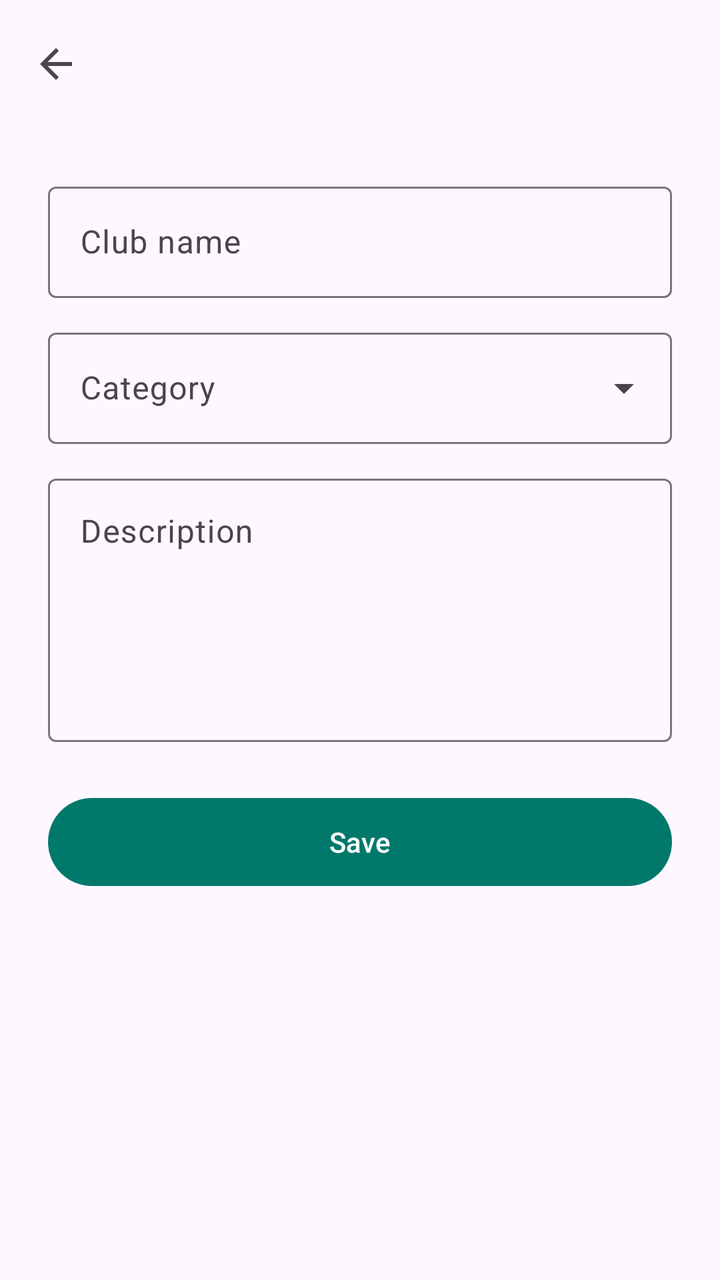
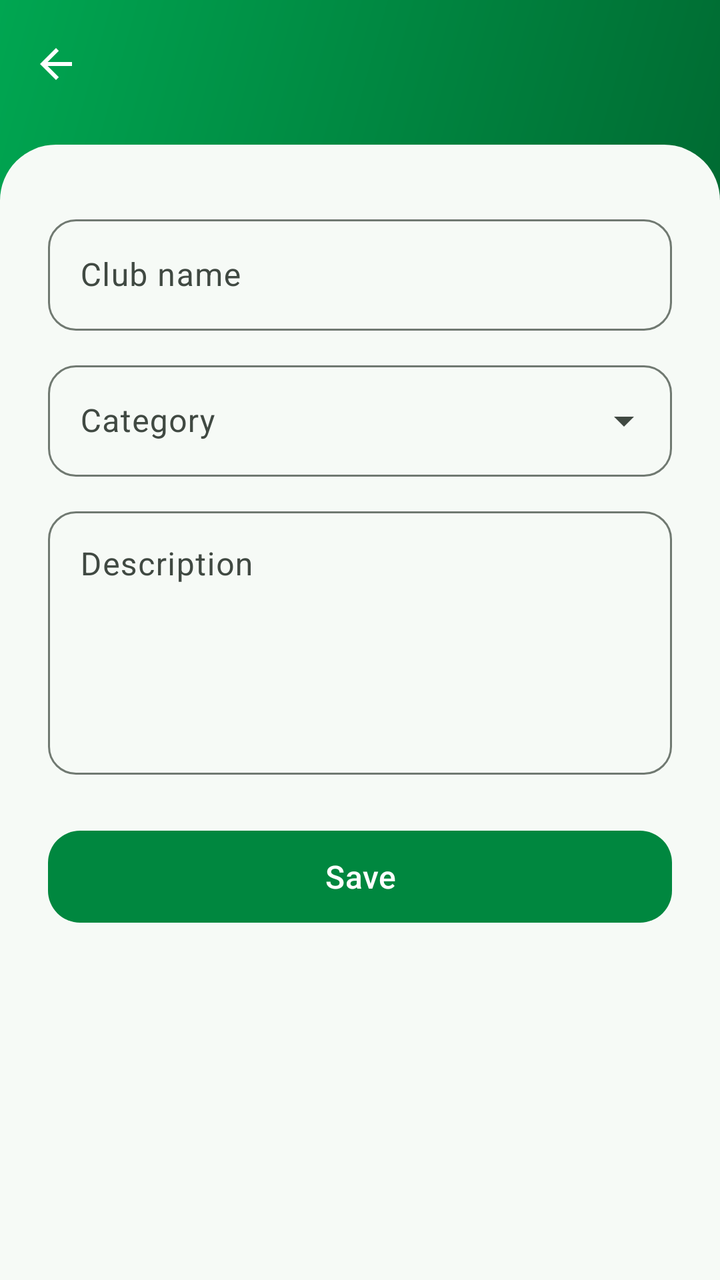

Before-and-after screenshots of an Android layout around one commit, followed by the original layout XML and the change that was made.
<!-- AndroidManifest.xml: application theme Theme.ClubHub -->
<!-- res/layout/activity_club_edit.xml -->
<?xml version="1.0" encoding="utf-8"?>
<LinearLayout xmlns:android="http://schemas.android.com/apk/res/android"
    xmlns:app="http://schemas.android.com/apk/res-auto"
    android:layout_width="match_parent"
    android:layout_height="match_parent"
    android:background="?attr/colorSurface"
    android:orientation="vertical">

    <com.google.android.material.appbar.MaterialToolbar
        android:id="@+id/toolbar"
        android:layout_width="match_parent"
        android:layout_height="?attr/actionBarSize"
        app:navigationIcon="@drawable/ic_arrow_back" />

    <ScrollView
        android:layout_width="match_parent"
        android:layout_height="0dp"
        android:layout_weight="1"
        android:fillViewport="true">

        <LinearLayout
            android:layout_width="match_parent"
            android:layout_height="wrap_content"
            android:orientation="vertical"
            android:padding="24dp">

            <com.google.android.material.textfield.TextInputLayout
                android:id="@+id/til_name"
                android:layout_width="match_parent"
                android:layout_height="wrap_content"
                android:hint="@string/hint_club_name">

                <com.google.android.material.textfield.TextInputEditText
                    android:id="@+id/et_name"
                    android:layout_width="match_parent"
                    android:layout_height="wrap_content"
                    android:inputType="textCapWords"
                    android:maxLines="1" />
            </com.google.android.material.textfield.TextInputLayout>

            <com.google.android.material.textfield.TextInputLayout
                android:id="@+id/til_category"
                android:layout_width="match_parent"
                android:layout_height="wrap_content"
                android:layout_marginTop="12dp"
                android:hint="@string/hint_category"
                app:endIconDrawable="@drawable/ic_arrow_drop_down"
                app:endIconMode="custom">

                <com.google.android.material.textfield.TextInputEditText
                    android:id="@+id/et_category"
                    android:layout_width="match_parent"
                    android:layout_height="wrap_content"
                    android:clickable="true"
                    android:cursorVisible="false"
                    android:focusable="false"
                    android:inputType="none" />
            </com.google.android.material.textfield.TextInputLayout>

            <com.google.android.material.textfield.TextInputLayout
                android:id="@+id/til_description"
                android:layout_width="match_parent"
                android:layout_height="wrap_content"
                android:layout_marginTop="12dp"
                android:hint="@string/hint_description">

                <com.google.android.material.textfield.TextInputEditText
                    android:id="@+id/et_description"
                    android:layout_width="match_parent"
                    android:layout_height="wrap_content"
                    android:gravity="top|start"
                    android:inputType="textCapSentences|textMultiLine"
                    android:minLines="5" />
            </com.google.android.material.textfield.TextInputLayout>

            <com.google.android.material.button.MaterialButton
                android:id="@+id/btn_save"
                android:layout_width="match_parent"
                android:layout_height="wrap_content"
                android:layout_marginTop="24dp"
                android:minHeight="52dp"
                android:text="@string/action_save" />

            <com.google.android.material.progressindicator.CircularProgressIndicator
                android:id="@+id/progress"
                android:layout_width="wrap_content"
                android:layout_height="wrap_content"
                android:layout_gravity="center_horizontal"
                android:layout_marginTop="16dp"
                android:indeterminate="true"
                android:visibility="gone" />
        </LinearLayout>
    </ScrollView>
</LinearLayout>
<!-- resources referenced by this layout -->
<resources>
  <!-- drawable ic_arrow_back (drawable) -->
  <?xml version="1.0" encoding="utf-8"?>
  <vector xmlns:android="http://schemas.android.com/apk/res/android"
      android:width="24dp"
      android:height="24dp"
      android:viewportWidth="24"
      android:viewportHeight="24"
      android:tint="?attr/colorControlNormal">
      <path
          android:fillColor="@android:color/white"
          android:pathData="M20,11H7.83l5.59,-5.59L12,4l-8,8 8,8 1.41,-1.41L7.83,13H20v-2z" />
  </vector>
  <string name="action_save">Save</string>
  <string name="hint_category">Category</string>
  <string name="hint_club_name">Club name</string>
  <string name="hint_description">Description</string>
  <style name="Theme.ClubHub" parent="Base.Theme.ClubHub" />
  <style name="Base.Theme.ClubHub" parent="Theme.Material3.DayNight.NoActionBar">
          <item name="colorPrimary">#00796B</item>
          <item name="colorOnPrimary">#FFFFFF</item>
          <item name="colorPrimaryContainer">#B2DFDB</item>
          <item name="colorOnPrimaryContainer">#00201C</item>
          <item name="colorSecondary">#4A6360</item>
          <item name="colorSecondaryContainer">#CCE8E3</item>
          <item name="colorOnSecondaryContainer">#05201D</item>
      </style>
  <!-- unchanged entries left out for length: 1 -->
</resources>

<!-- the commit's change to res/layout/activity_club_edit.xml (unified diff, before → after) -->
@@ -6,16 +6,30 @@
     android:background="?attr/colorSurface"
     android:orientation="vertical">
 
-    <com.google.android.material.appbar.MaterialToolbar
-        android:id="@+id/toolbar"
+    <LinearLayout
+        android:id="@+id/header"
         android:layout_width="match_parent"
-        android:layout_height="?attr/actionBarSize"
-        app:navigationIcon="@drawable/ic_arrow_back" />
+        android:layout_height="wrap_content"
+        android:background="@drawable/bg_header_gradient"
+        android:orientation="vertical"
+        android:paddingBottom="36dp">
+
+        <com.google.android.material.appbar.MaterialToolbar
+            android:id="@+id/toolbar"
+            android:layout_width="match_parent"
+            android:layout_height="?attr/actionBarSize"
+            android:background="@android:color/transparent"
+            app:navigationIcon="@drawable/ic_arrow_back_white"
+            app:titleTextAppearance="?attr/textAppearanceTitleLarge"
+            app:titleTextColor="@color/white" />
+    </LinearLayout>
 
     <ScrollView
         android:layout_width="match_parent"
         android:layout_height="0dp"
+        android:layout_marginTop="-28dp"
         android:layout_weight="1"
+        android:background="@drawable/bg_sheet_top"
         android:fillViewport="true">
 
         <LinearLayout
@@ -28,6 +42,7 @@
                 android:id="@+id/til_name"
                 android:layout_width="match_parent"
                 android:layout_height="wrap_content"
+                android:layout_marginTop="8dp"
                 android:hint="@string/hint_club_name">
 
                 <com.google.android.material.textfield.TextInputEditText
@@ -78,8 +93,9 @@
                 android:layout_width="match_parent"
                 android:layout_height="wrap_content"
                 android:layout_marginTop="24dp"
-                android:minHeight="52dp"
-                android:text="@string/action_save" />
+                android:minHeight="54dp"
+                android:text="@string/action_save"
+                android:textSize="16sp" />
 
             <com.google.android.material.progressindicator.CircularProgressIndicator
                 android:id="@+id/progress"
<!-- resource entries referenced after the edit -->
@@ -1,15 +1,34 @@
 <!-- resources referenced by this layout -->
 <resources>
-  <!-- drawable ic_arrow_back (drawable) -->
+  <color name="white">#FFFFFF</color>
+  <!-- drawable bg_header_gradient (drawable) -->
+  <?xml version="1.0" encoding="utf-8"?>
+  <shape xmlns:android="http://schemas.android.com/apk/res/android"
+      android:shape="rectangle">
+      <gradient
+          android:angle="315"
+          android:endColor="@color/header_end"
+          android:startColor="@color/header_start"
+          android:type="linear" />
+  </shape>
+  <!-- drawable bg_sheet_top (drawable) -->
+  <?xml version="1.0" encoding="utf-8"?>
+  <shape xmlns:android="http://schemas.android.com/apk/res/android"
+      android:shape="rectangle">
+      <solid android:color="?attr/colorSurface" />
+      <corners
+          android:topLeftRadius="28dp"
+          android:topRightRadius="28dp" />
+  </shape>
+  <!-- drawable ic_arrow_back_white (drawable) -->
   <?xml version="1.0" encoding="utf-8"?>
   <vector xmlns:android="http://schemas.android.com/apk/res/android"
       android:width="24dp"
       android:height="24dp"
       android:viewportWidth="24"
-      android:viewportHeight="24"
-      android:tint="?attr/colorControlNormal">
+      android:viewportHeight="24">
       <path
-          android:fillColor="@android:color/white"
+          android:fillColor="#FFFFFF"
           android:pathData="M20,11H7.83l5.59,-5.59L12,4l-8,8 8,8 1.41,-1.41L7.83,13H20v-2z" />
   </vector>
   <string name="action_save">Save</string>
@@ -17,14 +36,50 @@
   <string name="hint_club_name">Club name</string>
   <string name="hint_description">Description</string>
   <style name="Theme.ClubHub" parent="Base.Theme.ClubHub" />
+  <color name="header_end">#006B32</color>
+  <color name="header_start">#00A651</color>
   <style name="Base.Theme.ClubHub" parent="Theme.Material3.DayNight.NoActionBar">
-          <item name="colorPrimary">#00796B</item>
+          <item name="textInputStyle">@style/Widget.ClubHub.TextInputLayout</item>
+          <item name="materialButtonStyle">@style/Widget.ClubHub.Button</item>
+  
+          <item name="colorPrimary">#00873F</item>
           <item name="colorOnPrimary">#FFFFFF</item>
-          <item name="colorPrimaryContainer">#B2DFDB</item>
-          <item name="colorOnPrimaryContainer">#00201C</item>
-          <item name="colorSecondary">#4A6360</item>
-          <item name="colorSecondaryContainer">#CCE8E3</item>
-          <item name="colorOnSecondaryContainer">#05201D</item>
+          <item name="colorPrimaryContainer">#C5F0D3</item>
+          <item name="colorOnPrimaryContainer">#00210E</item>
+          <item name="colorPrimaryInverse">#6FDC95</item>
+  
+          <item name="colorSecondary">#4C6355</item>
+          <item name="colorOnSecondary">#FFFFFF</item>
+          <item name="colorSecondaryContainer">#C5F0D3</item>
+          <item name="colorOnSecondaryContainer">#00210E</item>
+  
+          <item name="colorTertiary">#BA1A22</item>
+          <item name="colorOnTertiary">#FFFFFF</item>
+          <item name="colorTertiaryContainer">#FFDAD6</item>
+          <item name="colorOnTertiaryContainer">#410004</item>
+  
+          <item name="android:colorBackground">#F6FAF6</item>
+          <item name="colorOnBackground">#181D19</item>
+          <item name="colorSurface">#F6FAF6</item>
+          <item name="colorOnSurface">#181D19</item>
+          <item name="colorSurfaceVariant">#DCE5DC</item>
+          <item name="colorOnSurfaceVariant">#404942</item>
+          <item name="colorSurfaceContainerLowest">#FFFFFF</item>
+          <item name="colorSurfaceContainerLow">#F0F5F0</item>
+          <item name="colorSurfaceContainer">#EAF0EA</item>
+          <item name="colorSurfaceContainerHigh">#E4EAE4</item>
+          <item name="colorSurfaceContainerHighest">#DEE4DE</item>
+          <item name="colorOutline">#707971</item>
+          <item name="colorOutlineVariant">#BFC9C0</item>
+      </style>
+  <style name="Widget.ClubHub.TextInputLayout" parent="Widget.Material3.TextInputLayout.OutlinedBox">
+          <item name="boxCornerRadiusTopStart">14dp</item>
+          <item name="boxCornerRadiusTopEnd">14dp</item>
+          <item name="boxCornerRadiusBottomStart">14dp</item>
+          <item name="boxCornerRadiusBottomEnd">14dp</item>
+      </style>
+  <style name="Widget.ClubHub.Button" parent="Widget.Material3.Button">
+          <item name="cornerRadius">16dp</item>
       </style>
   <!-- unchanged entries left out for length: 1 -->
 </resources>
